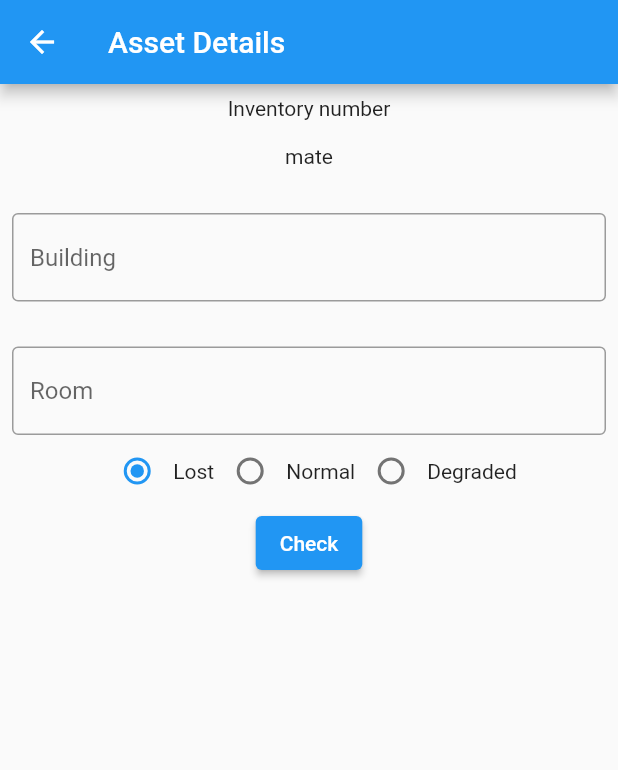
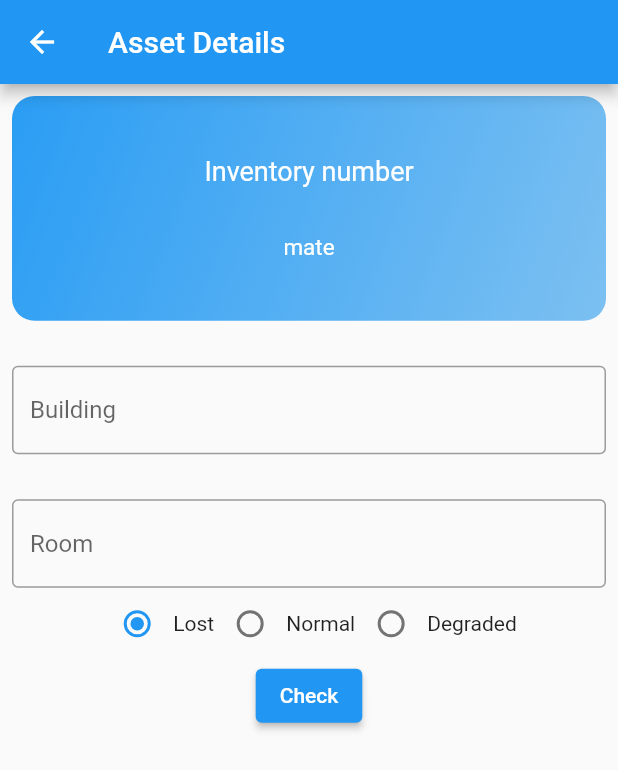
Before and after one commit to boraprae/it_school_asset_app, a Flutter app: the Asset_Details screen opened directly with empty values, after a tap on "Check", on a phone screen of 412 x 824 dp. Shown: the top 770 px of the screen. Run offline on Flutter 3.47's test engine with Material 2 defaults, Android fonts, the phone set to English and light mode, and no system bars; our stand-ins replace get; missing offline and left inert: qr_code_scanner; network calls fail.

Commit message:
test case check error

```diff
--- a/lib/asset_details.dart
+++ b/lib/asset_details.dart
@@ -22,22 +22,27 @@ class _Asset_DetailsState extends State<Asset_Details> {
   String nameInventory = "mate";
 
   void getData() async {
+    print("Passed inv:" + widget.text);
     String url = 'http://159.223.83.224:3002/scan';
-    Response response =
-        await GetConnect().get(url, query: {"inventory_number": widget.text});
+    Response response = await GetConnect()
+        .get(url, query: {"Inventory_Number": widget.text.trim()});
 
-    print(response.body);
+    // ignore: avoid_print
+    // print("+++++++++");
+    // print(response);
     if (!response.isOk) {
       return Get.defaultDialog(title: 'Error', middleText: response.body);
     }
 
     List res = response.body;
+    // print('================');
+    // print(res);
     if (res.length == 0) {
-      return Get.defaultDialog(title: 'Error', middleText: 'No data');
+      return Get.defaultDialog(
+          title: 'Error', middleText: 'Asset not found in our system');
     }
 
-    print(res);
-
+    if (!mounted) return;
     setState(() {
       numberInventory = res[0]['Inventory_Number'];
       nameInventory = res[0]['Asset_Description'];
@@ -47,7 +52,7 @@ class _Asset_DetailsState extends State<Asset_Details> {
       if (res[0]['Date_scan'] != null) {
         _isButtonEnabled = false;
       }
-      print(res[0]['Date_scan']);
+      // print(res[0]['Date_scan']);
     });
   }
 
@@ -70,6 +75,7 @@ class _Asset_DetailsState extends State<Asset_Details> {
       barrierDismissible: false, // user must tap button!
       builder: (BuildContext context) {
         return Column(
+          mainAxisAlignment: MainAxisAlignment.center,
           children: [
             AlertDialog(
               title: const Text('Success'),
@@ -94,6 +100,8 @@ class _Asset_DetailsState extends State<Asset_Details> {
   }
 
   Widget build(BuildContext context) {
+    MediaQueryData queryData = MediaQuery.of(context);
+    // ignore: avoid_print
     print("this is result: " + widget.text);
     return Scaffold(
       appBar: AppBar(
@@ -108,9 +116,47 @@ class _Asset_DetailsState extends State<Asset_Details> {
           padding: const EdgeInsets.all(8.0),
           child: Column(
             children: [
-              const Text("Inventory number"),
-              Text(widget.text),
-              Text(nameInventory),
+              Container(
+                width: queryData.size.width,
+                height: queryData.size.height / 5.5,
+                decoration: BoxDecoration(
+                  gradient: const LinearGradient(
+                      begin: Alignment.topLeft,
+                      end: Alignment.bottomRight,
+                      colors: [
+                        Color(0xFF2A9DF4),
+                        Color(0xFF7CC0F1),
+                      ]),
+                  borderRadius: BorderRadius.circular(15),
+                ),
+                child: Column(
+                    mainAxisAlignment: MainAxisAlignment.center,
+                    crossAxisAlignment: CrossAxisAlignment.center,
+                    children: [
+                      const Text(
+                        "Inventory number",
+                        style: TextStyle(
+                          color: Colors.white,
+                          fontSize: 18,
+                        ),
+                      ),
+                      const SizedBox(height: 10.0),
+                      Text(
+                        widget.text,
+                        style: TextStyle(
+                          color: Colors.white,
+                          fontSize: 18,
+                        ),
+                      ),
+                      Text(
+                        nameInventory,
+                        style: TextStyle(
+                          color: Colors.white,
+                          fontSize: 15,
+                        ),
+                      ),
+                    ]),
+              ),
               const SizedBox(height: 30.0),
               TextField(
                 controller: tcBuild,
@@ -171,7 +217,7 @@ class _Asset_DetailsState extends State<Asset_Details> {
                 ],
               ),
               !_isButtonEnabled
-                  ? Text('This asset is Checked')
+                  ? Text('Not in checking period or this asset is checked')
                   : ElevatedButton(
                       onPressed: () async {
                         var building = tcBuild.text;
--- a/lib/asset_scanner/components/qr_views.dart
+++ b/lib/asset_scanner/components/qr_views.dart
@@ -1,6 +1,4 @@
 import 'dart:developer';
-import 'dart:io';
-
 import 'package:flutter/foundation.dart';
 import 'package:flutter/material.dart';
 import 'package:get/get.dart';
```
